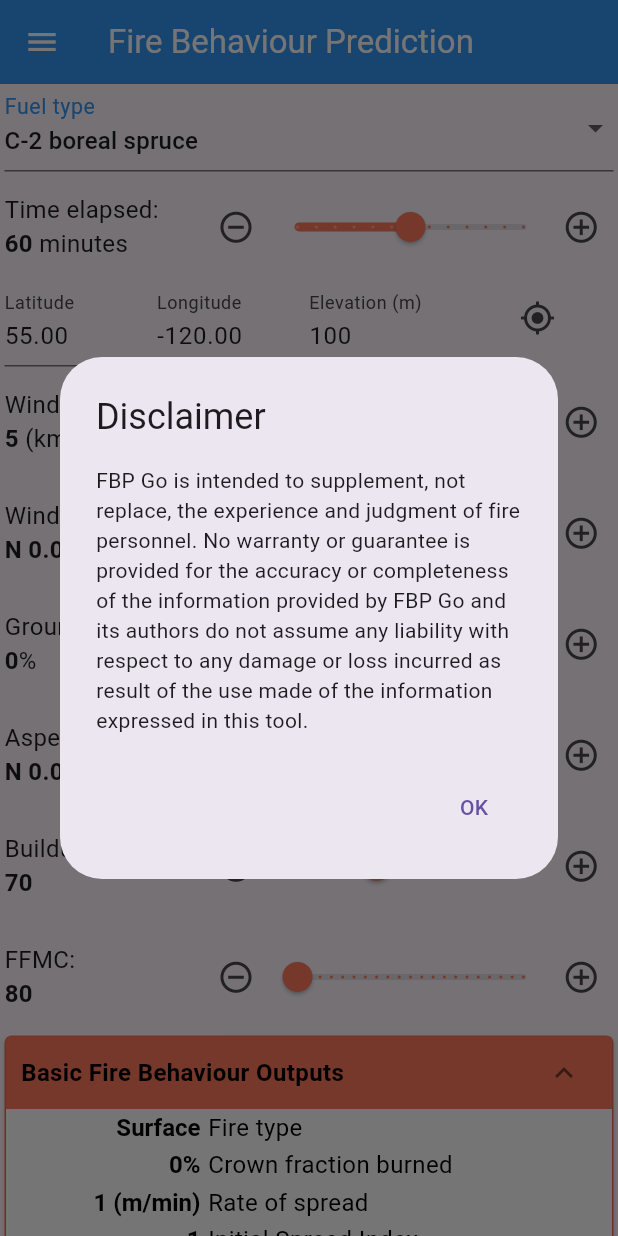
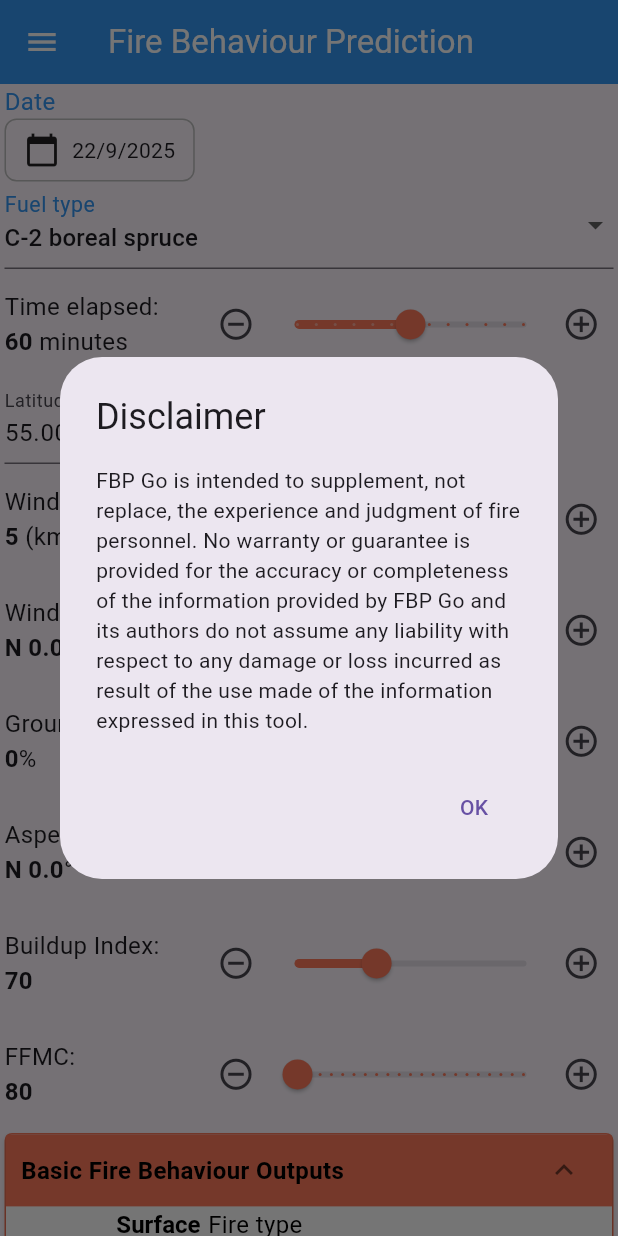
Before and after one commit to bcgov/fbp-go, a Flutter app: the screen it shows after launch, on a phone screen of 412 x 824 dp. Run offline on Flutter 3.47's test engine with Material 3 defaults, Android fonts, the light colour scheme and no system bars; our stand-ins replace geolocator, permission_handler, shared_preferences.

Commit message:
Add date picker for date based calculations, update android agp, kotlin, and java versions

```diff
--- a/lib/coordinate_picker.dart
+++ b/lib/coordinate_picker.dart
@@ -22,7 +22,6 @@
 import 'package:geolocator/geolocator.dart';
 import 'package:permission_handler/permission_handler.dart';
 
-import 'fancy_slider.dart';
 import 'fire.dart';
 import 'global.dart';
 
--- /dev/null
+++ b/lib/date_picker.dart
@@ -0,0 +1,68 @@
+import 'package:fire_behaviour_app/global.dart';
+import 'package:flutter/material.dart';
+
+class DatePicker extends StatefulWidget {
+  const DatePicker(
+      {Key? key, required this.onChanged, required this.initialValue})
+      : super(key: key);
+  final Function onChanged;
+  final DateTime initialValue;
+
+  @override
+  State<DatePicker> createState() => _DatePickerState();
+}
+
+class _DatePickerState extends State<DatePicker> {
+  Future<void> _selectDate() async {
+    final DateTime? pickedDate = await showDatePicker(
+      context: context,
+      initialDate: widget.initialValue,
+      firstDate: DateTime(2021),
+      lastDate: DateTime.now(),
+    );
+
+    setState(() {
+      widget.onChanged(pickedDate);
+    });
+  }
+
+  @override
+  Widget build(BuildContext context) {
+    final date = widget.initialValue;
+
+    return Column(
+      crossAxisAlignment: CrossAxisAlignment.start,
+      mainAxisSize: MainAxisSize.min,
+      children: <Widget>[
+        // "Date:" label
+        const Row(children: [
+          Text(
+            "Date",
+            style: TextStyle(
+                fontSize: fontSize, color: Color.fromARGB(255, 53, 150, 243)),
+          ),
+        ]),
+        // Clickable date picker BELOW the label
+        InkWell(
+          onTap: _selectDate,
+          borderRadius: BorderRadius.circular(8),
+          child: Container(
+            padding: const EdgeInsets.symmetric(horizontal: 12, vertical: 8),
+            decoration: BoxDecoration(
+              border: Border.all(color: Colors.grey.shade400),
+              borderRadius: BorderRadius.circular(8),
+            ),
+            child: Row(
+              mainAxisSize: MainAxisSize.min,
+              children: [
+                const Icon(Icons.calendar_today),
+                const SizedBox(width: 8),
+                Text('${date.day}/${date.month}/${date.year}'),
+              ],
+            ),
+          ),
+        ),
+      ],
+    );
+  }
+}
--- a/lib/fbp_advanced.dart
+++ b/lib/fbp_advanced.dart
@@ -16,6 +16,7 @@
 FBP Go. If not, see <https://www.gnu.org/licenses/>.
 */
 // Define a custom Form widget.
+import 'package:fire_behaviour_app/date_picker.dart';
 import 'package:fire_behaviour_app/persist.dart';
 import 'package:flutter/material.dart';
 
@@ -56,6 +57,7 @@
   // not a GlobalKey<MyCustomFormState>.
   final _formKey = GlobalKey<FormState>();
   // FuelType _fuelType = FuelType.C2;
+  DateTime _currentDate = DateTime.now();
   FuelTypePreset? _fuelTypePreset = getC2BorealSpruce();
   BasicInput? _basicInput;
   double? _pc = 0;
@@ -91,6 +93,14 @@
     if (preset != null) {
       setPreset(preset);
       persistFuelTypePreset(preset);
+    }
+  }
+
+  void _onDateChanged(DateTime? newDate) {
+    if (newDate != null) {
+      setState(() {
+        _currentDate = newDate;
+      });
     }
   }
 
@@ -218,7 +228,7 @@
       return const Text('Loading...');
     }
     double? fireSize;
-    final dayOfYear = getDayOfYear();
+    final dayOfYear = getDayOfYear(_currentDate);
     final input = FireBehaviourPredictionInput(
         FUELTYPE: _fuelTypePreset!.code.name,
         LAT: _basicInput!.coordinate.latitude,
@@ -277,6 +287,15 @@
         key: _formKey,
         child: Column(
           children: <Widget>[
+            Row(children: [
+              Expanded(
+                  child: DatePicker(
+                onChanged: (DateTime? value) {
+                  _onDateChanged(value);
+                },
+                initialValue: _currentDate,
+              ))
+            ]),
             // Presets
             Row(children: [
               Expanded(
--- a/lib/fire.dart
+++ b/lib/fire.dart
@@ -328,9 +328,8 @@
   return values[(azimuth / 22.5).floor()];
 }
 
-int getDayOfYear() {
-  final now = DateTime.now();
-  final diff = now.difference(DateTime(now.year, 1, 1, 0, 0));
+int getDayOfYear(DateTime currentDate) {
+  final diff = currentDate.difference(DateTime(currentDate.year, 1, 1, 0, 0));
   return diff.inDays;
 }
 
--- a/pubspec.yaml
+++ b/pubspec.yaml
@@ -34,9 +34,10 @@
   # The following adds the Cupertino Icons font to your application.
   # Use with the CupertinoIcons class for iOS style icons.
   cupertino_icons: ^1.0.2
-  geolocator: ^8.0.1
-  permission_handler: ^9.0.1
+  geolocator: ^14.0.2
+  permission_handler: ^12.0.1
   shared_preferences: ^2.0.15
+  path_provider: ^2.0.8
 
 dev_dependencies:
   flutter_test:
@@ -49,7 +50,6 @@
   # package. See that file for information about deactivating specific lint
   # rules and activating additional ones.
   flutter_lints: ^2.0.1
-  path_provider: ^2.0.8
 
 # For information on the generic Dart part of this file, see the
 # following page: https://dart.dev/tools/pub/pubspec
```
Also changed, not shown: pubspec.lock, 8 other files.
